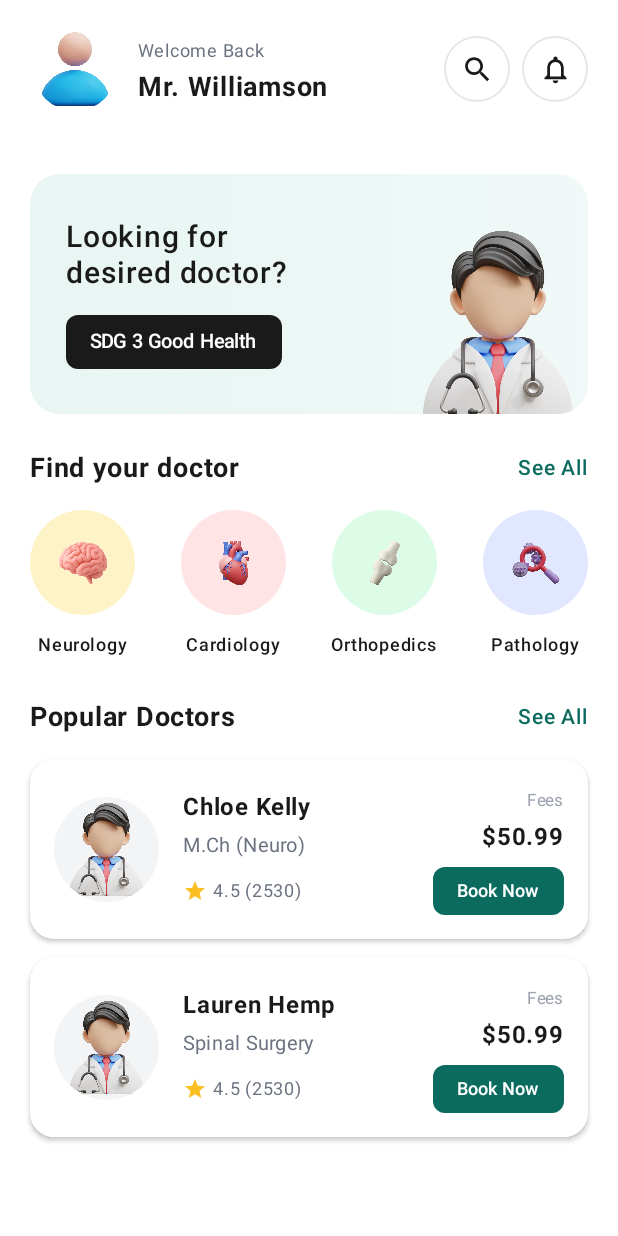
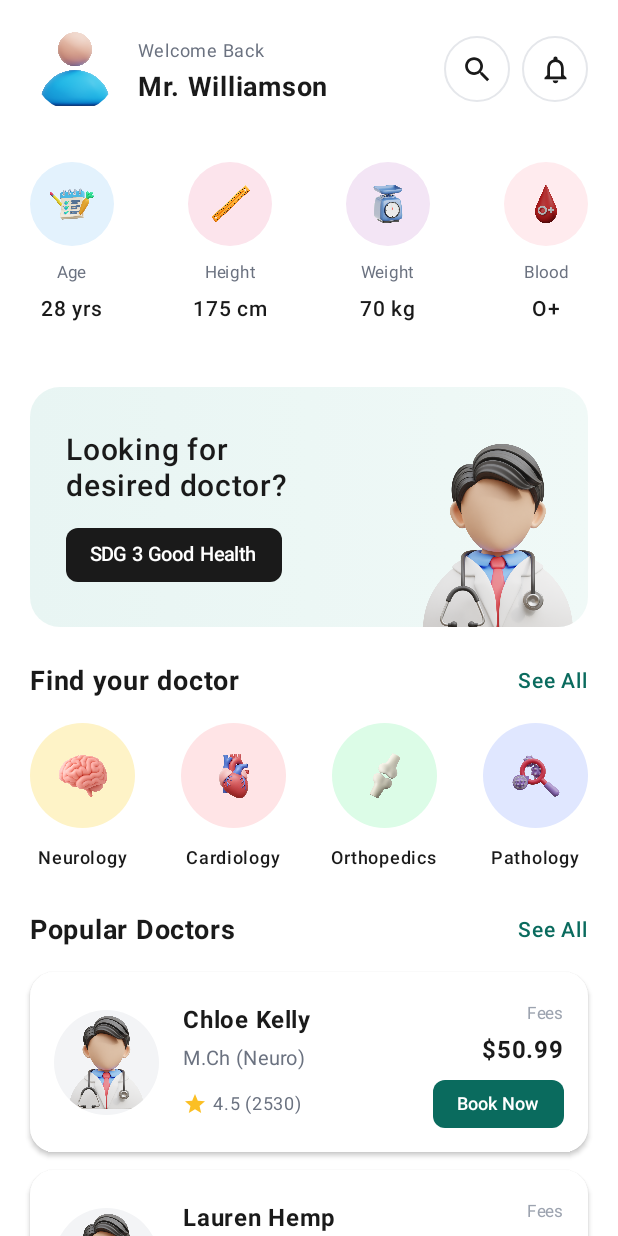
Before and after one commit to joelaguzar/klinik-app, an Android app built with Jetpack Compose: the @Preview function PreviewHomeContent, on a phone screen of 412 x 824 dp. Run offline under Robolectric (Android 15) with nearby library versions, the phone set to English and light mode, and no system bars.

Commit message:
feat: display more user info on the home page

```diff
--- a/app/src/main/java/com/example/klinik_app/ui/patient/HomeContent.kt
+++ b/app/src/main/java/com/example/klinik_app/ui/patient/HomeContent.kt
@@ -64,9 +64,24 @@ data class Doctor(
     val imageRes: Int
 )
 
+data class PatientInfo(
+    val age: Int,
+    val height: String,
+    val weight: String,
+    val bloodType: String
+)
+
 @Composable
 fun HomeContent() {
     val scrollState = rememberScrollState()
+
+    // Sample patient info - in real app this would come from a ViewModel/repository
+    val patientInfo = PatientInfo(
+        age = 28,
+        height = "175 cm",
+        weight = "70 kg",
+        bloodType = "O+"
+    )
 
     Column(
         modifier = Modifier
@@ -76,6 +91,10 @@ fun HomeContent() {
     ) {
         // header
         HeaderSection()
+
+        // Patient Info Section
+        PatientInfoSection(patientInfo = patientInfo)
+
         Spacer(modifier = Modifier.height(24.dp))
 
         // search
@@ -175,6 +194,80 @@ fun HeaderSection() {
                 )
             }
         }
+    }
+}
+
+@Composable
+fun PatientInfoSection(patientInfo: PatientInfo) {
+    Row(
+        modifier = Modifier
+            .fillMaxWidth()
+            .padding(horizontal = 20.dp, vertical = 16.dp),
+        horizontalArrangement = Arrangement.SpaceBetween
+    ) {
+        PatientInfoItem(
+            iconRes = R.drawable.ic_age,
+            label = "Age",
+            value = "${patientInfo.age} yrs",
+            backgroundColor = Color(0xFFE3F2FD)
+        )
+        PatientInfoItem(
+            iconRes = R.drawable.ic_height,
+            label = "Height",
+            value = patientInfo.height,
+            backgroundColor = Color(0xFFFCE4EC)
+        )
+        PatientInfoItem(
+            iconRes = R.drawable.ic_weight,
+            label = "Weight",
+            value = patientInfo.weight,
+            backgroundColor = Color(0xFFF3E5F5)
+        )
+        PatientInfoItem(
+            iconRes = R.drawable.ic_blood,
+            label = "Blood",
+            value = patientInfo.bloodType,
+            backgroundColor = Color(0xFFFFEBEE)
+        )
+    }
+}
+
+@Composable
+fun PatientInfoItem(
+    iconRes: Int,
+    label: String,
+    value: String,
+    backgroundColor: Color
+) {
+    Column(
+        horizontalAlignment = Alignment.CenterHorizontally
+    ) {
+        Box(
+            modifier = Modifier
+                .size(56.dp)
+                .clip(CircleShape)
+                .background(backgroundColor),
+            contentAlignment = Alignment.Center
+        ) {
+            Image(
+                painter = painterResource(id = iconRes),
+                contentDescription = label,
+                modifier = Modifier.size(32.dp)
+            )
+        }
+        Spacer(modifier = Modifier.height(6.dp))
+        Text(
+            text = label,
+            fontSize = 11.sp,
+            color = PatientHomeColors.TextGray,
+            fontWeight = FontWeight.Normal
+        )
+        Text(
+            text = value,
+            fontSize = 14.sp,
+            fontWeight = FontWeight.SemiBold,
+            color = PatientHomeColors.TextDark
+        )
     }
 }
 
```
Also changed, not shown: app/src/main/res/drawable/ic_age.png (added), app/src/main/res/drawable/ic_blood.png (added), app/src/main/res/drawable/ic_height.png (added), app/src/main/res/drawable/ic_weight.png (added).
